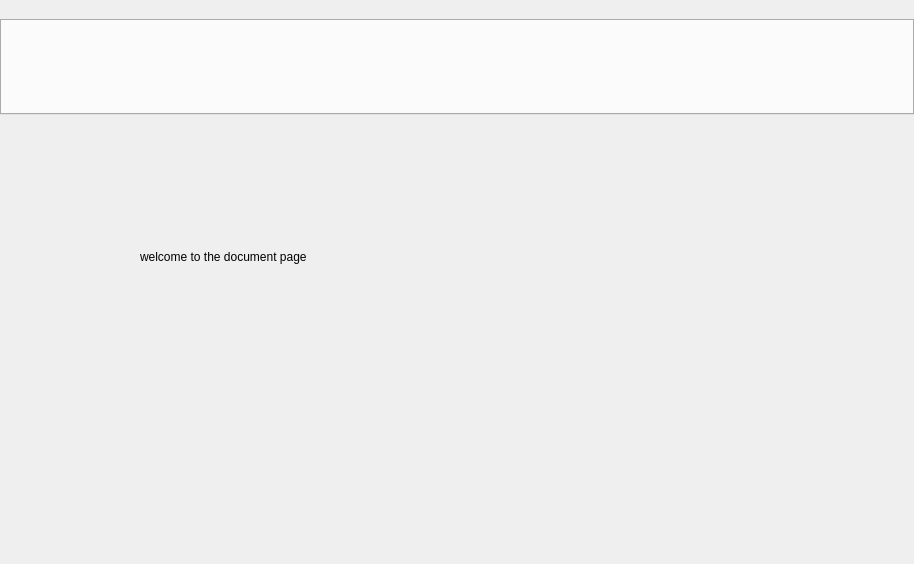
Qt form mainwindow.ui (dudghks/senior-capstone) before a commit.
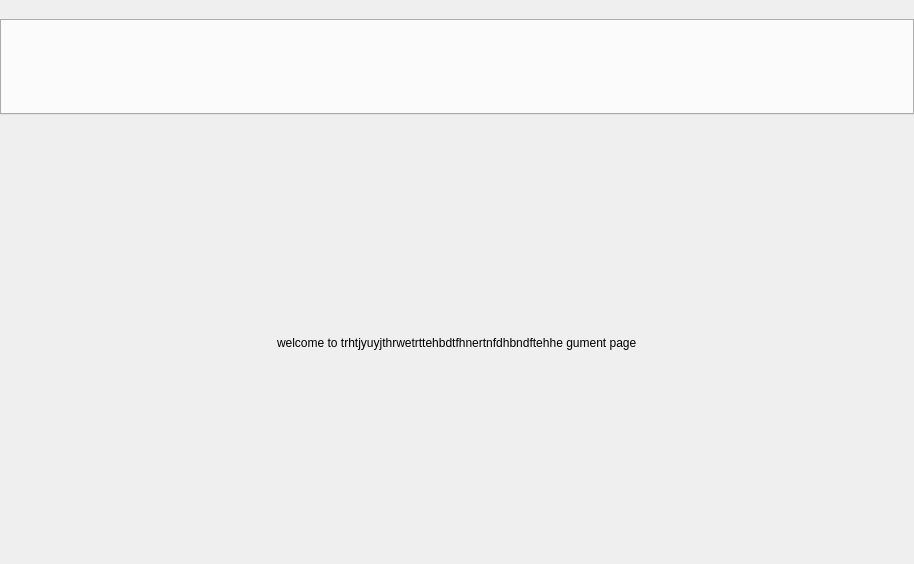
The same form after that commit. The open tabs and pages were chosen to show the change. Icons and pictures are not drawn. Custom widgets are drawn as their Qt base class.

Commit message: Started editing page

Patch:
```diff
--- a/mainwindow.ui
+++ b/mainwindow.ui
@@ -14,7 +14,10 @@
    <string>MainWindow</string>
   </property>
   <widget class="QWidget" name="centralwidget">
-   <layout class="QGridLayout" name="gridLayout">
+   <layout class="QVBoxLayout" name="verticalLayout_2">
+    <property name="spacing">
+     <number>0</number>
+    </property>
     <property name="leftMargin">
      <number>0</number>
     </property>
@@ -27,10 +30,7 @@
     <property name="bottomMargin">
      <number>0</number>
     </property>
-    <property name="spacing">
-     <number>0</number>
-    </property>
-    <item row="0" column="0">
+    <item>
      <widget class="QStackedWidget" name="stackedWidget">
       <property name="sizePolicy">
        <sizepolicy hsizetype="Ignored" vsizetype="Ignored">
@@ -336,19 +336,41 @@
        </widget>
       </widget>
       <widget class="QWidget" name="documentPage">
-       <widget class="QLabel" name="label_3">
-        <property name="geometry">
-         <rect>
-          <x>140</x>
-          <y>80</y>
-          <width>281</width>
-          <height>111</height>
-         </rect>
-        </property>
-        <property name="text">
-         <string>welcome to the document page</string>
-        </property>
-       </widget>
+       <layout class="QHBoxLayout" name="horizontalLayout">
+        <item>
+         <spacer name="horizontalSpacer">
+          <property name="orientation">
+           <enum>Qt::Horizontal</enum>
+          </property>
+          <property name="sizeHint" stdset="0">
+           <size>
+            <width>40</width>
+            <height>20</height>
+           </size>
+          </property>
+         </spacer>
+        </item>
+        <item>
+         <widget class="QLabel" name="label_3">
+          <property name="text">
+           <string>welcome to trhtjyuyjthrwetrttehbdtfhnertnfdhbndftehhe gument page</string>
+          </property>
+         </widget>
+        </item>
+        <item>
+         <spacer name="horizontalSpacer_2">
+          <property name="orientation">
+           <enum>Qt::Horizontal</enum>
+          </property>
+          <property name="sizeHint" stdset="0">
+           <size>
+            <width>40</width>
+            <height>20</height>
+           </size>
+          </property>
+         </spacer>
+        </item>
+       </layout>
       </widget>
      </widget>
     </item>
```
Left out of the diff: 11 changed lines with no effect on the pictures. The commit also changes 2 other files.
